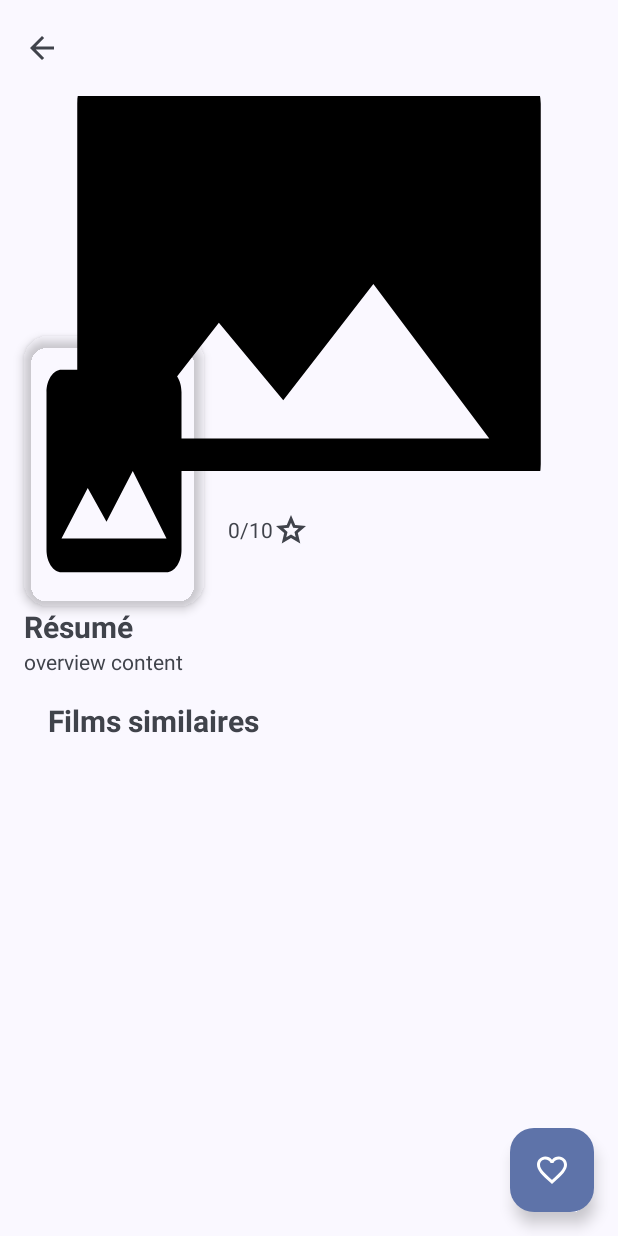
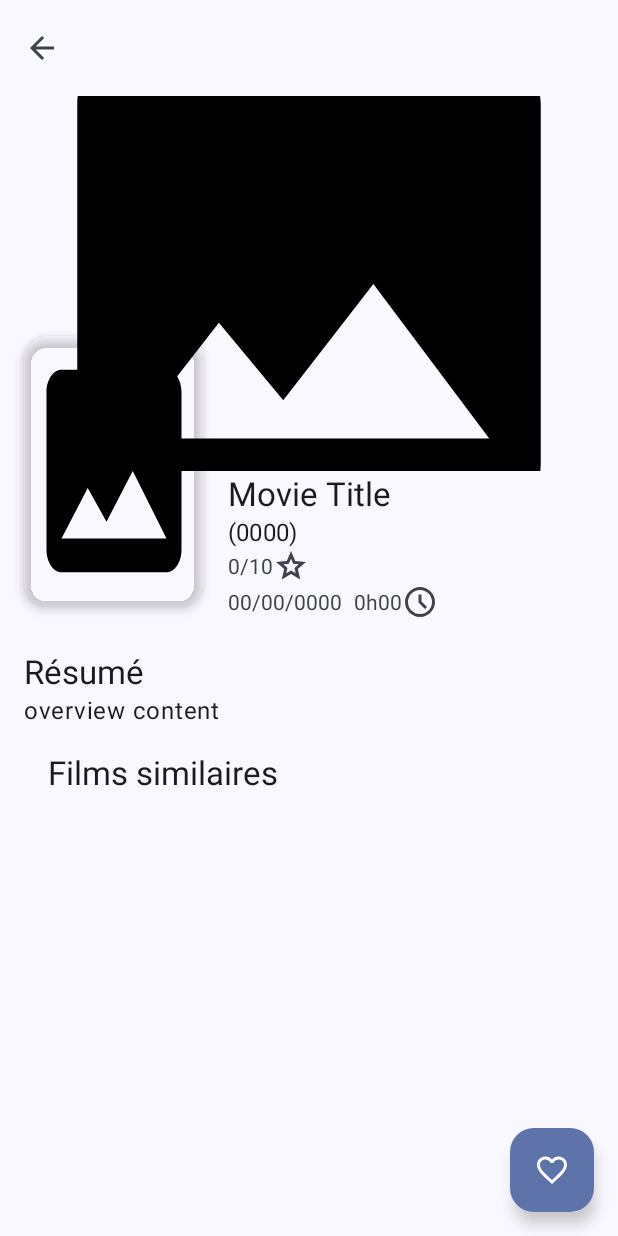
Before and after one commit to Samferos/anbys-movies, an Android app: the layout activity_movie_detail.xml on its own in the app's theme, with its tools: preview values and no code run, on a phone screen of 412 x 824 dp. Run offline under Robolectric (Android 15) with nearby library versions, the phone set to English and light mode, and no system bars.

Commit message:
bulk!: last

```diff
--- a/app/src/main/java/iut/s4/sae/ui/fragment/TrendingMoviesFragment.kt
+++ b/app/src/main/java/iut/s4/sae/ui/fragment/TrendingMoviesFragment.kt
@@ -126,6 +126,7 @@ class TrendingMoviesFragment(
             carouselLoader.visibility = View.GONE
             genresLoader.visibility = View.GONE
         }
+
         loadingWatchdog.invokeOnCompletion {
             carousel.visibility = View.VISIBLE
             genreList.visibility = View.VISIBLE
--- /dev/null
+++ b/app/src/main/res/drawable/schedule_24px.xml
@@ -0,0 +1,10 @@
+<vector xmlns:android="http://schemas.android.com/apk/res/android"
+    android:width="24dp"
+    android:height="24dp"
+    android:viewportWidth="960"
+    android:viewportHeight="960"
+    android:tint="?attr/colorControlNormal">
+  <path
+      android:fillColor="@android:color/white"
+      android:pathData="M612,668L668,612L520,464L520,280L440,280L440,496L612,668ZM480,880Q397,880 324,848.5Q251,817 197,763Q143,709 111.5,636Q80,563 80,480Q80,397 111.5,324Q143,251 197,197Q251,143 324,111.5Q397,80 480,80Q563,80 636,111.5Q709,143 763,197Q817,251 848.5,324Q880,397 880,480Q880,563 848.5,636Q817,709 763,763Q709,817 636,848.5Q563,880 480,880ZM480,480Q480,480 480,480Q480,480 480,480Q480,480 480,480Q480,480 480,480Q480,480 480,480Q480,480 480,480Q480,480 480,480Q480,480 480,480ZM480,800Q613,800 706.5,706.5Q800,613 800,480Q800,347 706.5,253.5Q613,160 480,160Q347,160 253.5,253.5Q160,347 160,480Q160,613 253.5,706.5Q347,800 480,800Z"/>
+</vector>
--- a/app/src/main/res/layout/activity_movie_detail.xml
+++ b/app/src/main/res/layout/activity_movie_detail.xml
@@ -69,7 +69,8 @@
 
                 <LinearLayout
                     android:layout_width="match_parent"
-                    android:layout_height="wrap_content">
+                    android:layout_height="wrap_content"
+                    android:orientation="vertical">
 
                     <!-- Title -->
                     <com.google.android.material.textview.MaterialTextView
@@ -77,36 +78,26 @@
                         android:layout_width="wrap_content"
                         android:layout_height="wrap_content"
                         android:ellipsize="end"
-                        android:text=""
-                        android:textSize="20sp"
-                        android:textStyle="bold" />
+                        android:text="Movie Title"
+                        android:textAppearance="?attr/textAppearanceTitleLarge"/>
 
                     <!-- Year -->
                     <com.google.android.material.textview.MaterialTextView
                         android:id="@+id/movie_detail_year"
                         android:layout_width="wrap_content"
                         android:layout_height="wrap_content"
-                        android:text="" />
+                        android:text="(0000)"
+                        android:textAppearance="?attr/textAppearanceSubtitle1"/>
                 </LinearLayout>
 
-                <LinearLayout
-                    android:layout_width="match_parent"
-                    android:layout_height="wrap_content">
-
-                    <!-- UserScore -->
-                    <TextView
-                        android:id="@+id/movie_detail_score"
-                        android:layout_width="wrap_content"
-                        android:layout_height="wrap_content"
-                        android:layout_gravity="center"
-                        android:text="0/10" />
-
-                    <!-- Star icon -->
-                    <ImageView
-                        android:layout_width="wrap_content"
-                        android:layout_height="wrap_content"
-                        android:src="@drawable/star_24px" />
-                </LinearLayout>
+                <!-- UserScore -->
+                <TextView
+                    android:id="@+id/movie_detail_score"
+                    android:layout_width="wrap_content"
+                    android:layout_height="wrap_content"
+                    android:text="0/10"
+                    android:gravity="center"
+                    app:drawableRightCompat="@drawable/star_24px" />
 
                 <LinearLayout
                     android:layout_width="match_parent"
@@ -117,15 +108,16 @@
                         android:id="@+id/movie_detail_date"
                         android:layout_width="wrap_content"
                         android:layout_height="wrap_content"
-                        android:text="" />
+                        android:text="00/00/0000"/>
 
                     <TextView
                         android:id="@+id/movie_detail_runtime"
                         android:layout_width="wrap_content"
                         android:layout_height="wrap_content"
                         android:layout_marginLeft="8dp"
-
-                        android:text="" />
+                        android:text="0h00"
+                        android:gravity="center"
+                        android:drawableRight="@drawable/schedule_24px"/>
                 </LinearLayout>
 
                 <!-- Genres -->
@@ -148,8 +140,7 @@
                     android:layout_width="wrap_content"
                     android:layout_height="wrap_content"
                     android:text="@string/overview"
-                    android:textSize="20sp"
-                    android:textStyle="bold"
+                    android:textAppearance="?attr/textAppearanceTitleLarge"
                     app:layout_constraintStart_toStartOf="@+id/movie_detail_poster"
                     app:layout_constraintTop_toBottomOf="@+id/movie_detail_poster" />
 
@@ -158,6 +149,7 @@
                     android:id="@+id/movie_detail_overview"
                     android:layout_width="match_parent"
                     android:layout_height="wrap_content"
+                    android:textAppearance="?attr/textAppearanceBody1"
                     android:text="overview content" />
 
 
@@ -169,8 +161,7 @@
                 android:layout_height="wrap_content"
                 android:layout_marginTop="16dp"
                 android:text="@string/similar_movie"
-                android:textSize="20sp"
-                android:textStyle="bold"
+                android:textAppearance="?attr/textAppearanceTitleLarge"
                 app:layout_constraintStart_toStartOf="@+id/movie_detail_overview_containter"
                 app:layout_constraintTop_toBottomOf="@+id/movie_detail_overview_containter" />
 
--- a/app/src/main/res/values/strings.xml
+++ b/app/src/main/res/values/strings.xml
@@ -34,6 +34,12 @@
     <string name="favorite_indication">Balayez vers la gauche pour supprimer un favori</string>
     <string name="similar_movie">Films similaires</string>
     <string name="main_error_no_response">No response from the server.\nAre you connected to the internet ?</string>
+    <string name="search_filter_descending">Descending</string>
+    <string name="search_filter_ascending">Ascending</string>
+    <string name="search_filter_by_rating">Par note</string>
+    <string name="search_filter_by_title">Par Titre</string>
+    <string name="search_filter_open">Filtrer</string>
+    <string name="search_filter_confirm">Confirm</string>
     <string name="about">A propos</string>
     <string name="close_dialog">Fermer</string>
     <string name="content_dialog">    Application développée dans le cadre de la SAÉ 4 - R4.11 (Développement mobile) à l\'IUT de Nantes.\n\nCette application utilise l’API publique de The Movie Database (TMDb) pour rechercher et afficher des films.\n\nDéveloppée par :\n- Samuel Antunes \n- Théo Phan \n- Lohan Boeglin \n\nAnnée universitaire 2024–2025</string>
```
Also changed, not shown: app/src/main/java/iut/s4/sae/model/MovieSortType.kt (added, +11 -0 lines), app/src/main/java/iut/s4/sae/ui/SearchActivity.kt (+15 -3 lines), app/src/main/java/iut/s4/sae/ui/fragment/SearchFilterBottomSheetFragment.kt (added, +72 -0 lines), app/src/main/java/iut/s4/sae/ui/viewmodel/SearchViewModel.kt (+14 -5 lines), app/src/main/res/layout/activity_search.xml (+6 -25 lines), app/src/main/res/layout/search_filter_bottom_sheet.xml (added, +53 -0 lines), 1 other file.
